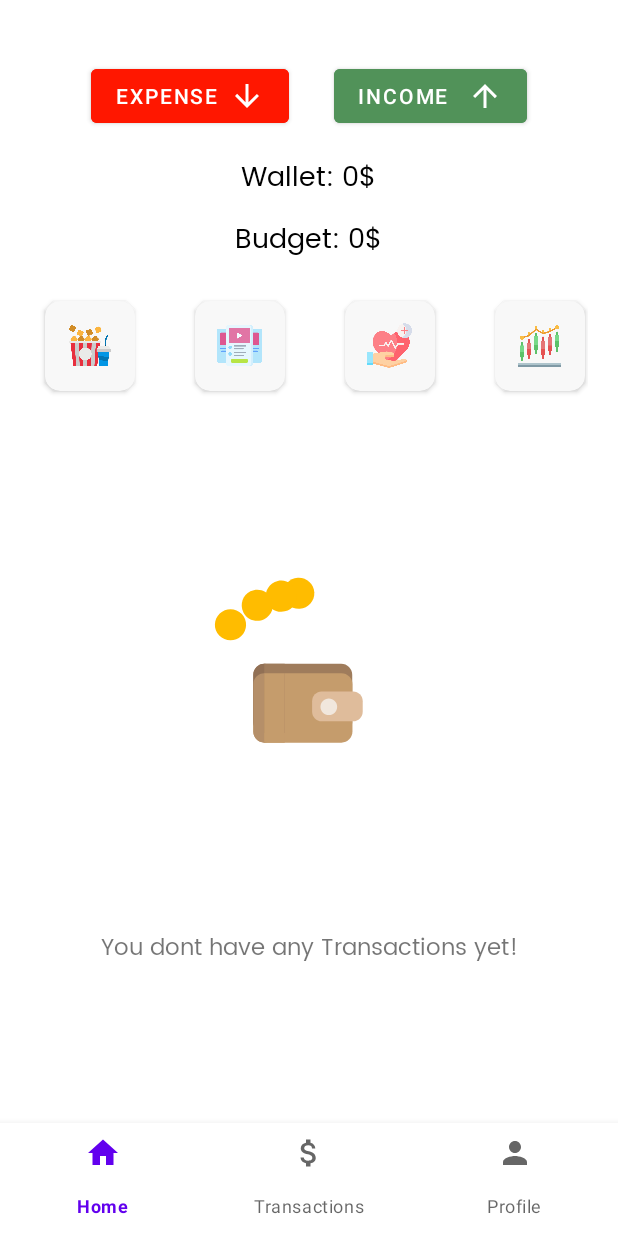
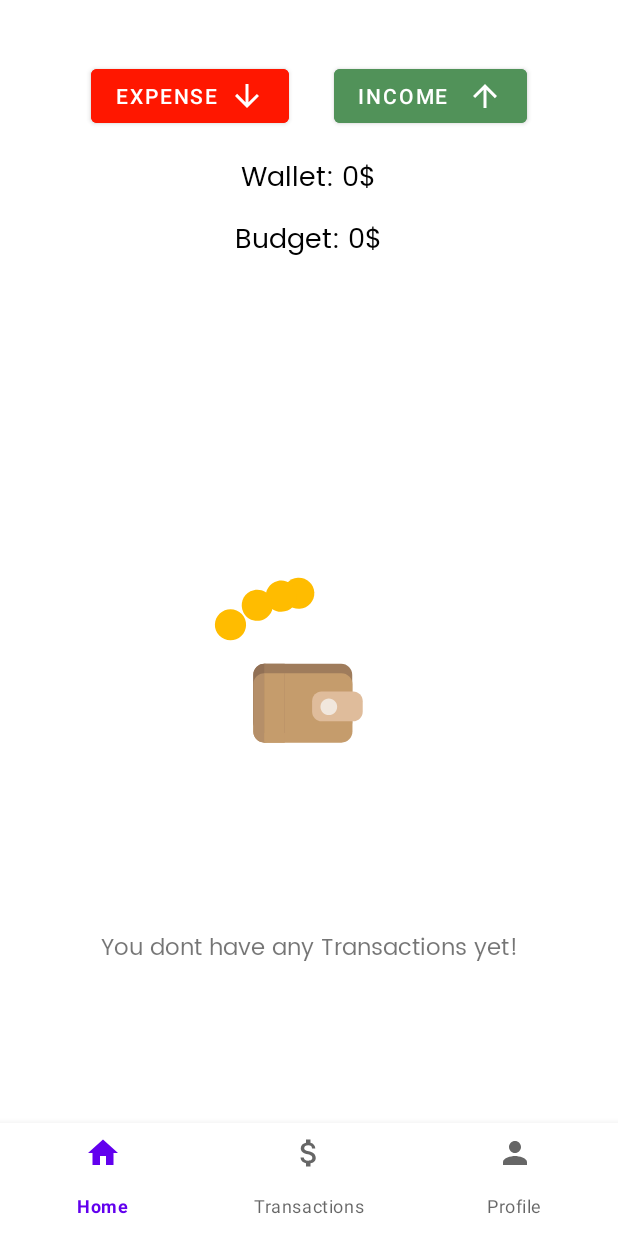
Before and after one commit to ETS-Android4/expensify, an Android app: the screen it shows after launch once a user with an empty profile is signed in (userDashboard), on a phone screen of 412 x 824 dp. Run offline under Robolectric (Android 15) with nearby library versions, the phone set to English and light mode, and no system bars; our stand-ins replace Firebase (no records; nobody signed in at launch, a user with empty details on screens opened directly).

Commit message:
added hidden layout card functionality

```diff
--- a/app/src/main/res/layout/fragment_home.xml
+++ b/app/src/main/res/layout/fragment_home.xml
@@ -77,9 +77,11 @@
             android:layout_height="match_parent">
 
             <LinearLayout
+                android:id="@+id/ll1"
                 android:layout_width="wrap_content"
                 android:layout_height="wrap_content"
-                android:orientation="vertical">
+                android:orientation="vertical"
+                android:visibility="gone">
 
                 <androidx.cardview.widget.CardView
                     android:layout_width="60dp"
@@ -111,9 +113,11 @@
             </LinearLayout>
 
             <LinearLayout
+                android:id="@+id/ll2"
                 android:layout_width="wrap_content"
                 android:layout_height="wrap_content"
-                android:orientation="vertical">
+                android:orientation="vertical"
+                android:visibility="gone">
 
                 <androidx.cardview.widget.CardView
                     android:layout_width="60dp"
@@ -141,9 +145,11 @@
             </LinearLayout>
 
             <LinearLayout
+                android:id="@+id/ll3"
                 android:layout_width="wrap_content"
                 android:layout_height="wrap_content"
-                android:orientation="vertical">
+                android:orientation="vertical"
+                android:visibility="gone">
 
                 <androidx.cardview.widget.CardView
                     android:layout_width="60dp"
@@ -171,9 +177,11 @@
             </LinearLayout>
 
             <LinearLayout
+                android:id="@+id/ll4"
                 android:layout_width="wrap_content"
                 android:layout_height="wrap_content"
-                android:orientation="vertical">
+                android:orientation="vertical"
+                android:visibility="gone">
 
                 <androidx.cardview.widget.CardView
                     android:layout_width="60dp"
@@ -201,9 +209,11 @@
             </LinearLayout>
 
             <LinearLayout
+                android:id="@+id/ll5"
                 android:layout_width="wrap_content"
                 android:layout_height="wrap_content"
-                android:orientation="vertical">
+                android:orientation="vertical"
+                android:visibility="gone">
 
                 <androidx.cardview.widget.CardView
                     android:layout_width="60dp"
@@ -231,9 +241,11 @@
             </LinearLayout>
 
             <LinearLayout
+                android:id="@+id/ll6"
                 android:layout_width="wrap_content"
                 android:layout_height="wrap_content"
-                android:orientation="vertical">
+                android:orientation="vertical"
+                android:visibility="gone">
 
                 <androidx.cardview.widget.CardView
                     android:layout_width="60dp"
@@ -261,9 +273,11 @@
             </LinearLayout>
 
             <LinearLayout
+                android:id="@+id/ll7"
                 android:layout_width="wrap_content"
                 android:layout_height="wrap_content"
-                android:orientation="vertical">
+                android:orientation="vertical"
+                android:visibility="gone">
 
                 <androidx.cardview.widget.CardView
                     android:layout_width="60dp"
@@ -291,9 +305,11 @@
             </LinearLayout>
 
             <LinearLayout
+                android:id="@+id/ll8"
                 android:layout_width="wrap_content"
                 android:layout_height="wrap_content"
-                android:orientation="vertical">
+                android:orientation="vertical"
+                android:visibility="gone">
 
                 <androidx.cardview.widget.CardView
                     android:layout_width="60dp"
@@ -321,9 +337,11 @@
             </LinearLayout>
 
             <LinearLayout
+                android:id="@+id/ll9"
                 android:layout_width="wrap_content"
                 android:layout_height="wrap_content"
-                android:orientation="vertical">
+                android:orientation="vertical"
+                android:visibility="gone">
 
                 <androidx.cardview.widget.CardView
                     android:layout_width="60dp"
@@ -351,9 +369,11 @@
             </LinearLayout>
 
             <LinearLayout
+                android:id="@+id/ll10"
                 android:layout_width="wrap_content"
                 android:layout_height="wrap_content"
-                android:orientation="vertical">
+                android:orientation="vertical"
+                android:visibility="gone">
 
                 <androidx.cardview.widget.CardView
                     android:layout_width="60dp"
@@ -381,9 +401,11 @@
             </LinearLayout>
 
             <LinearLayout
+                android:id="@+id/ll11"
                 android:layout_width="wrap_content"
                 android:layout_height="wrap_content"
-                android:orientation="vertical">
+                android:orientation="vertical"
+                android:visibility="gone">
 
                 <androidx.cardview.widget.CardView
                     android:layout_width="60dp"
@@ -411,9 +433,11 @@
             </LinearLayout>
 
             <LinearLayout
+                android:id="@+id/ll12"
                 android:layout_width="wrap_content"
                 android:layout_height="wrap_content"
-                android:orientation="vertical">
+                android:orientation="vertical"
+                android:visibility="gone">
 
                 <androidx.cardview.widget.CardView
                     android:layout_width="60dp"
@@ -441,9 +465,11 @@
             </LinearLayout>
 
             <LinearLayout
+                android:id="@+id/ll13"
                 android:layout_width="wrap_content"
                 android:layout_height="wrap_content"
-                android:orientation="vertical">
+                android:orientation="vertical"
+                android:visibility="gone">
 
                 <androidx.cardview.widget.CardView
                     android:layout_width="60dp"
```
Also changed, not shown: app/src/main/java/com/example/expensify/ui/homeFragment.java (+43 -26 lines).
